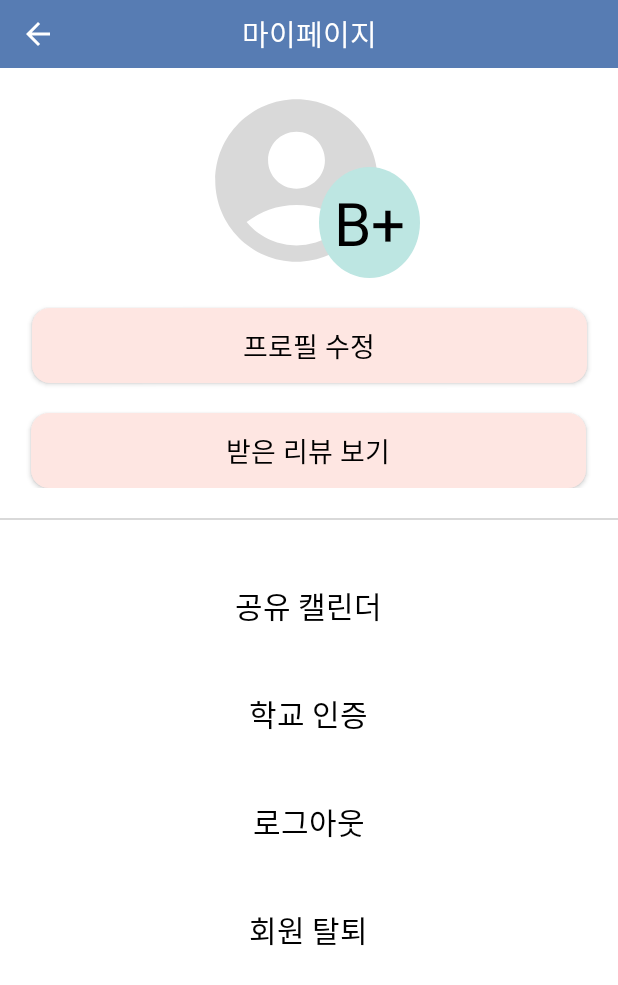
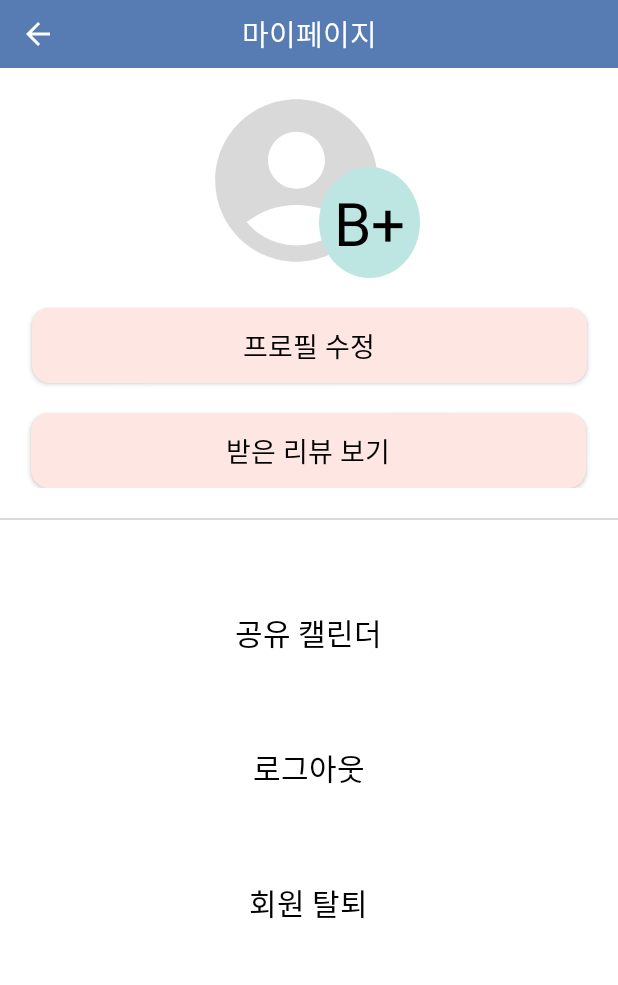
Before and after one commit to neonadeul/Sungkyul_Friends, an Android app: the mypage screen opened directly, with no data from a screen before it, on a phone screen of 412 x 824 dp. Shown: the top 985 px of the screen. Run offline under Robolectric (Android 15) with nearby library versions, the phone set to English and light mode, and no system bars; network calls fail.

Commit message:
design: chatBubble margin padding

```diff
--- a/app/src/main/java/com/gmail/sungkyulfriends/MyPage/mypage.java
+++ b/app/src/main/java/com/gmail/sungkyulfriends/MyPage/mypage.java
@@ -33,14 +33,6 @@ public class mypage extends AppCompatActivity {
             }
         });
 
-        TextView certification_button = findViewById(R.id.certification_button);
-        certification_button.setOnClickListener(new View.OnClickListener() {
-            @Override
-            public void onClick(View v) {
-                Intent intent = new Intent(mypage.this, school_accreditation_choice.class);
-                startActivity(intent);
-            }
-        });
         TextView calender= findViewById(R.id.calender);
         calender.setOnClickListener(new View.OnClickListener() {
             @Override
--- a/app/src/main/java/com/gmail/sungkyulfriends/SeniorAndJunior/ChatAdapter.java
+++ b/app/src/main/java/com/gmail/sungkyulfriends/SeniorAndJunior/ChatAdapter.java
@@ -69,7 +69,8 @@ public class ChatAdapter extends RecyclerView.Adapter<ChatAdapter.MyViewHolder>
             holder.TextView_msg.setBackgroundResource(R.drawable.chat_bubble_right);
             holder.rootView.setLayoutDirection(View.LAYOUT_DIRECTION_RTL);
             LinearLayout.LayoutParams params = (LinearLayout.LayoutParams) holder.TextView_msg.getLayoutParams();
-            params.setMargins(dpToPx(8), 8, 8, 0); // 여백을 dp로 설정 (원하는 크기로 수정)
+            params.setMargins(dpToPx(30), 30, 30, 0); // 여백을 dp로 설정 (원하는 크기로 수정)
+            holder.TextView_msg.setPadding(dpToPx(15), 10, 10, 10);
             holder.TextView_msg.setLayoutParams(params);
             holder.TextView_nickname.setVisibility(View.GONE); // 닉네임을 숨김
         } else {
@@ -77,7 +78,8 @@ public class ChatAdapter extends RecyclerView.Adapter<ChatAdapter.MyViewHolder>
             holder.TextView_msg.setBackgroundResource(R.drawable.chat_bubble_left);
             holder.rootView.setLayoutDirection(View.LAYOUT_DIRECTION_LTR);
             LinearLayout.LayoutParams params = (LinearLayout.LayoutParams) holder.TextView_msg.getLayoutParams();
-            params.setMargins(dpToPx(8), 0, 0, 0); // 여백을 dp로 설정 (원하는 크기로 수정)
+            params.setMargins(dpToPx(30), 30, 30, 0); // 여백을 dp로 설정 (원하는 크기로 수정)
+            holder.TextView_msg.setPadding(dpToPx(15), 10, 10, 10);
             holder.TextView_msg.setLayoutParams(params);
             holder.TextView_nickname.setVisibility(View.VISIBLE); // 닉네임을 표시
         }
--- a/app/src/main/res/layout/activity_chat.xml
+++ b/app/src/main/res/layout/activity_chat.xml
@@ -56,17 +56,19 @@
             android:layout_height="48dp"
             android:layout_gravity="center_vertical"
             android:layout_marginLeft="10dp"
+            android:paddingLeft="10dp"
             android:background="@drawable/round_shape_white"
             tools:ignore="SpeakableTextPresentCheck" />
 
-        <Button
+        <androidx.appcompat.widget.AppCompatButton
             android:id="@+id/Button_send"
             android:layout_width="70dp"
             android:layout_height="60dp"
             android:gravity="center"
             android:text="입력"
             android:textColor="@color/white"
-            android:textSize="18dp" />
+            android:textSize="18dp"
+            android:background="@drawable/round_shape"/>
 
 
     </LinearLayout>
--- a/app/src/main/res/layout/activity_mypage.xml
+++ b/app/src/main/res/layout/activity_mypage.xml
@@ -133,19 +133,6 @@
             android:layout_weight="1"/>
 
         <TextView
-            android:id="@+id/certification_button"
-            android:layout_width="wrap_content"
-            android:layout_height="wrap_content"
-            android:text="학교 인증"
-            android:textSize="20dp"
-            android:textColor="@color/black" />
-
-        <Space
-            android:layout_width="wrap_content"
-            android:layout_height="wrap_content"
-            android:layout_weight="1"/>
-
-        <TextView
             android:layout_width="wrap_content"
             android:layout_height="wrap_content"
             android:text="로그아웃"
```
